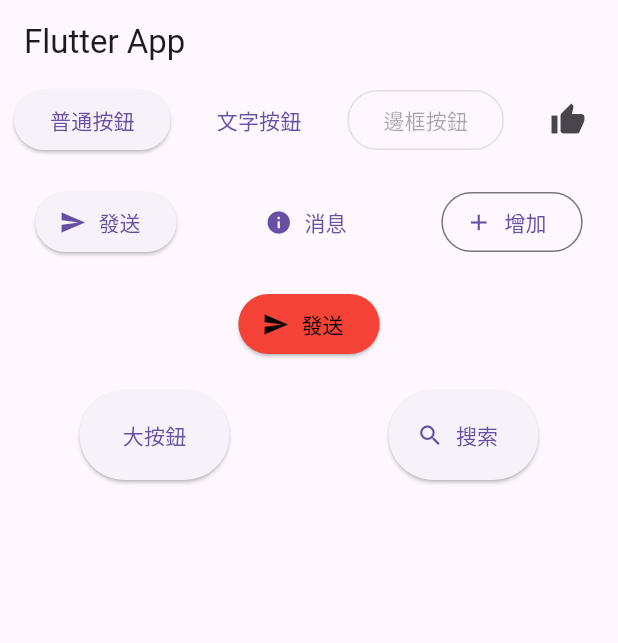
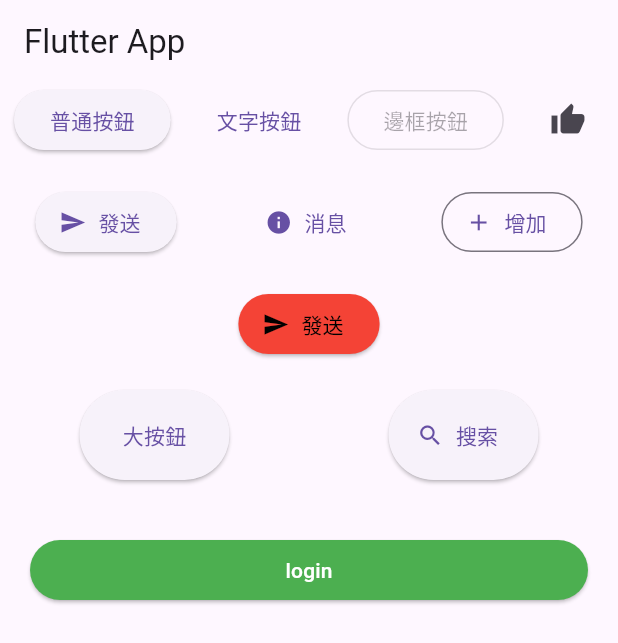
Before and after one commit to flutteruuu/flutter_demo, a Flutter app: the screen it shows after launch, on a phone screen of 412 x 824 dp. Shown: the top 643 px of the screen. Run offline on Flutter 3.47's test engine with Material 3 defaults, Android fonts, the phone set to English and light mode, and no system bars.

Commit message:
自適應按紐

```diff
--- a/lib/main.dart
+++ b/lib/main.dart
@@ -67,7 +67,9 @@ class HomePage extends StatelessWidget {
             ElevatedButton.icon(
               style: ButtonStyle(
                 backgroundColor: WidgetStateProperty.all(Colors.red), // 設置背景顏色
-                foregroundColor: WidgetStateProperty.all( Colors.black ), // 設置文字顏色
+                foregroundColor: WidgetStateProperty.all(
+                  Colors.black,
+                ), // 設置文字顏色
               ),
               onPressed: () {
                 print("ElevatedButton");
@@ -84,10 +86,7 @@ class HomePage extends StatelessWidget {
             Container(
               height: 60,
               width: 100,
-              child: ElevatedButton(
-                onPressed: () {},
-                child: Text("大按鈕"),
-              ),
+              child: ElevatedButton(onPressed: () {}, child: Text("大按鈕")),
             ),
             SizedBox(
               height: 60,
@@ -100,6 +99,26 @@ class HomePage extends StatelessWidget {
             ),
           ],
         ),
+        const SizedBox(height: 20),
+        Row(
+          children: [
+            Expanded(
+              flex: 1,
+              child: Container(
+                margin: const EdgeInsets.all(20),
+                height: 40,
+                child: ElevatedButton(
+                  onPressed: () {},
+                  style: ButtonStyle(
+                    backgroundColor: WidgetStateProperty.all(Colors.green),
+                    foregroundColor: WidgetStateProperty.all(Colors.white),
+                  ),
+                  child: const Text("login"),
+                ),
+              ),
+            ),
+          ],
+        ),
       ],
     );
   }
```
